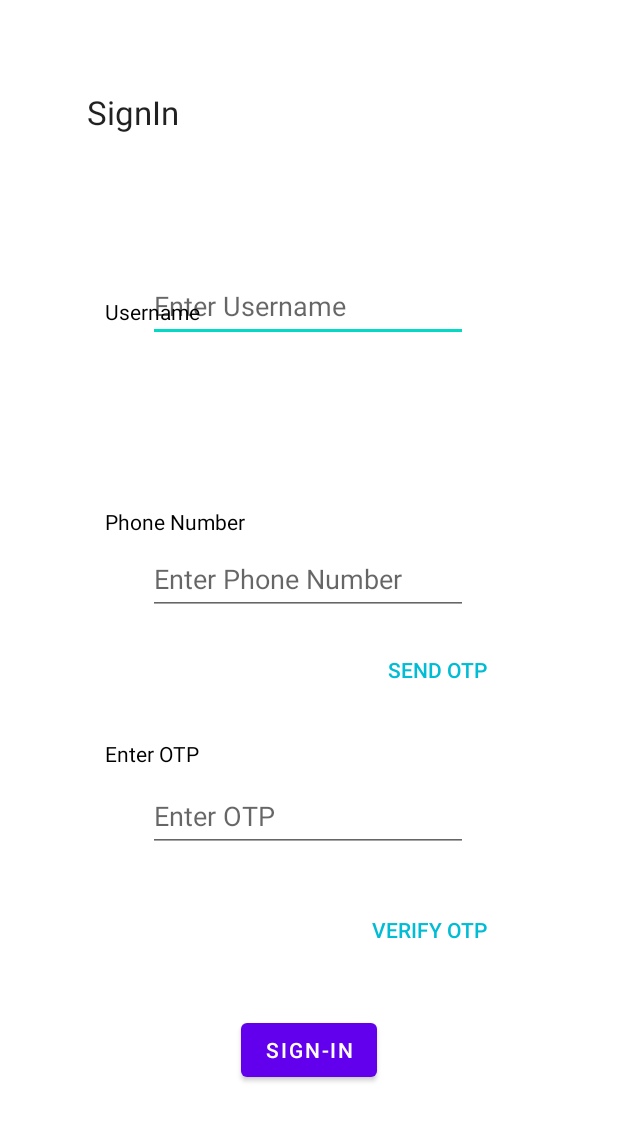
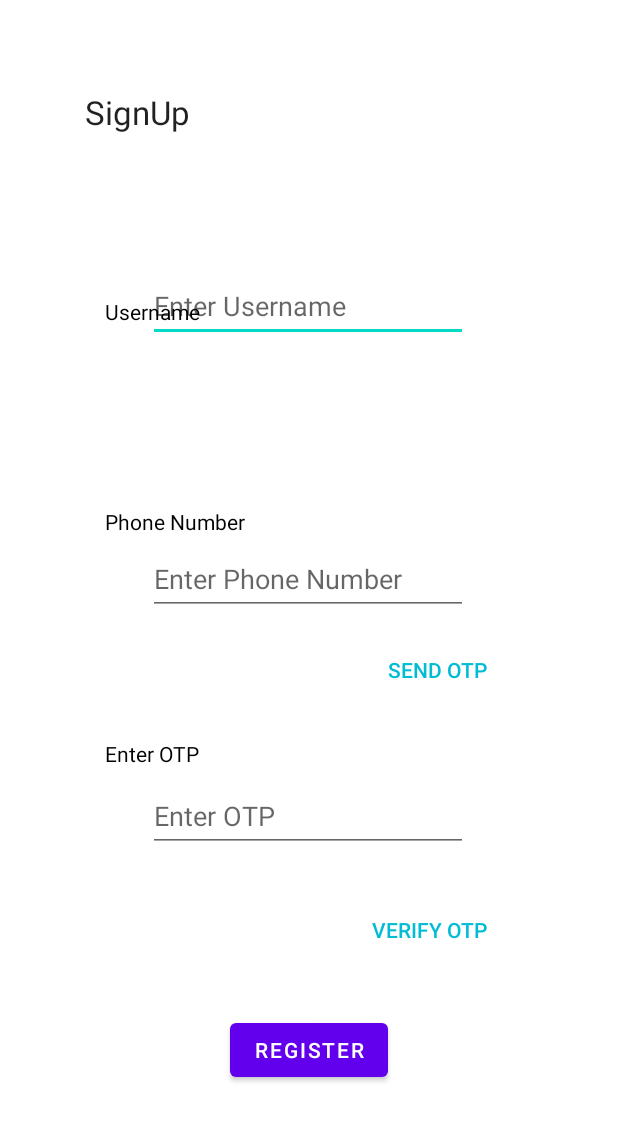
Before and after one commit to sksingh2/Xpense, an Android app: the SigninPage screen opened directly, with no data from a screen before it, after a tap on "SEND OTP", on a phone screen of 412 x 824 dp. Shown: the top 1121 px of the screen. Run offline under Robolectric (Android 15) with nearby library versions, the phone set to English and light mode, and no system bars.

Commit message:
Signin Page updates

```diff
--- a/app/src/main/java/com/example/xpense/SigninPage.java
+++ b/app/src/main/java/com/example/xpense/SigninPage.java
@@ -13,8 +13,9 @@ public class SigninPage extends AppCompatActivity {
     TextView AppName;
     EditText username,phoneNumber,otpPassword;
     Button verifyOtp,Signin,sendOtp;
-    String un,phone,validSecond,validFirst;
+    String un,temp,validSecond,validFirst;
     int temp_otp = 1234, otp;
+    long phoneNo;
 
     @Override
     protected void onCreate(Bundle savedInstanceState) {
@@ -30,10 +31,11 @@ public class SigninPage extends AppCompatActivity {
 
          sendOtp.setOnClickListener(v -> {
              un = username.getText().toString();
-             phone = phoneNumber.getText().toString();
-             if (un.length() >= 20 && phone.length() != 10) {
+             temp = phoneNumber.getText().toString();
+
+             if (un.length() >= 20 && temp.length() != 10) {
                  Toast.makeText(SigninPage.this, "Username can't be more than 20 letters and Phone Number is invalid", Toast.LENGTH_SHORT).show();
-             } else if(phone.length() != 10){
+             } else if(temp.length() != 10){
                  Toast.makeText(SigninPage.this, "Phone Number is invalid", Toast.LENGTH_SHORT).show();
              }else if(un.length() >= 20){
                  Toast.makeText(SigninPage.this, "Username can't be more than 20 letters", Toast.LENGTH_SHORT).show();
@@ -43,7 +45,9 @@ public class SigninPage extends AppCompatActivity {
              }
          });
 
+         //otp setup from phone number should be done here
          verifyOtp.setOnClickListener(v -> {
+             phoneNo = Long.parseLong(temp);
              if (validFirst == "Username and Phone Number is valid")
              {
              //temp_otp="1234";
--- a/app/src/main/res/layout/activity_signin_page.xml
+++ b/app/src/main/res/layout/activity_signin_page.xml
@@ -12,7 +12,7 @@
         android:layout_height="wrap_content"
         android:layout_marginTop="180dp"
         android:ems="10"
-        android:hint="Enter Username"
+        android:hint="@string/enter_username"
         android:inputType="textPersonName"
         android:minHeight="48dp"
         app:layout_constraintBottom_toTopOf="@+id/EnterPhoneNumber"
@@ -27,7 +27,7 @@
         android:layout_width="wrap_content"
         android:layout_height="wrap_content"
         android:layout_marginBottom="100dp"
-        android:text="Sign-in"
+        android:text="@string/register"
         app:layout_constraintBottom_toBottomOf="parent"
         app:layout_constraintEnd_toEndOf="parent"
         app:layout_constraintStart_toStartOf="parent" />
@@ -36,7 +36,7 @@
         android:id="@+id/username"
         android:layout_width="wrap_content"
         android:layout_height="wrap_content"
-        android:text="Username"
+        android:text="@string/username"
         android:textColor="#000000"
         app:layout_constraintBottom_toTopOf="@+id/phoneNumber"
         app:layout_constraintEnd_toEndOf="parent"
@@ -50,7 +50,7 @@
         android:layout_width="wrap_content"
         android:layout_height="wrap_content"
         android:layout_marginBottom="135dp"
-        android:text="Phone Number"
+        android:text="@string/phone_number"
         android:textColor="#000000"
         app:layout_constraintBottom_toTopOf="@+id/EnterOtp"
         app:layout_constraintEnd_toEndOf="parent"
@@ -62,7 +62,7 @@
         android:layout_width="wrap_content"
         android:layout_height="wrap_content"
         android:layout_marginBottom="312dp"
-        android:text="Enter OTP"
+        android:text="@string/enter_otp"
         android:textColor="#000000"
         app:layout_constraintBottom_toBottomOf="parent"
         app:layout_constraintEnd_toEndOf="parent"
@@ -74,7 +74,7 @@
         android:layout_width="wrap_content"
         android:layout_height="wrap_content"
         android:layout_marginTop="60dp"
-        android:text="SignIn"
+        android:text="@string/signup"
         android:textAppearance="@style/TextAppearance.AppCompat.Large"
         app:layout_constraintEnd_toEndOf="parent"
         app:layout_constraintHorizontal_bias="0.166"
@@ -87,7 +87,7 @@
         android:layout_height="wrap_content"
         android:layout_marginBottom="12dp"
         android:ems="10"
-        android:hint="Enter OTP"
+        android:hint="@string/enter_otp"
         android:inputType="numberPassword"
         android:minHeight="48dp"
         app:layout_constraintBottom_toTopOf="@+id/VerifyOTP"
@@ -103,7 +103,7 @@
         android:layout_height="wrap_content"
         android:layout_marginBottom="100dp"
         android:ems="10"
-        android:hint="Enter Phone Number"
+        android:hint="@string/enter_phone_no"
         android:inputType="phone"
         android:minHeight="48dp"
         app:layout_constraintBottom_toTopOf="@+id/OtpPassword"
@@ -119,7 +119,7 @@
         android:layout_width="wrap_content"
         android:layout_height="wrap_content"
         android:layout_marginBottom="180dp"
-        android:text="Verify OTP"
+        android:text="@string/verify_otp"
         android:textColor="#00BCD4"
         app:layout_constraintBottom_toBottomOf="parent"
         app:layout_constraintEnd_toEndOf="parent"
@@ -132,7 +132,7 @@
         android:layout_width="wrap_content"
         android:layout_height="wrap_content"
         android:layout_marginBottom="125dp"
-        android:text="Send OTP"
+        android:text="@string/send_otp"
         android:textColor="#00BCD4"
         app:layout_constraintBottom_toTopOf="@+id/VerifyOTP"
         app:layout_constraintEnd_toEndOf="parent"
--- a/app/src/main/res/values/strings.xml
+++ b/app/src/main/res/values/strings.xml
@@ -1,11 +1,15 @@
 <resources>
     <string name="app_name">Xpense</string>
+
+    <!-- used in signin page too -->
     <string name="phone_number">Phone Number</string>
+    <string name="signup">SignUp</string>
+
+    <!--signUp page values -->
     <string name="get_otp">Get Otp</string>
     <string name="login">LogIn</string>
     <string name="otp">OTP</string>
     <string name="new_user">New User ?</string>
-    <string name="signup">SignUp</string>
     <string name="login_text">LogIn</string>
 
     <string name="home">Home</string>
@@ -14,4 +18,13 @@
     <string name="profile">Profile</string>
     <!-- TODO: Remove or change this placeholder text -->
     <string name="hello_blank_fragment">Hello blank fragment</string>
+
+    <!-- signIn page values -->
+    <string name="username" >Username</string>
+    <string name="register">Register</string>
+    <string name="enter_username">Enter Username</string>
+    <string name="enter_phone_no">Enter Phone Number</string>
+    <string name="enter_otp">Enter OTP</string>
+    <string name="verify_otp">Verify OTP</string>
+    <string name="send_otp">Send OTP</string>
 </resources>
```
